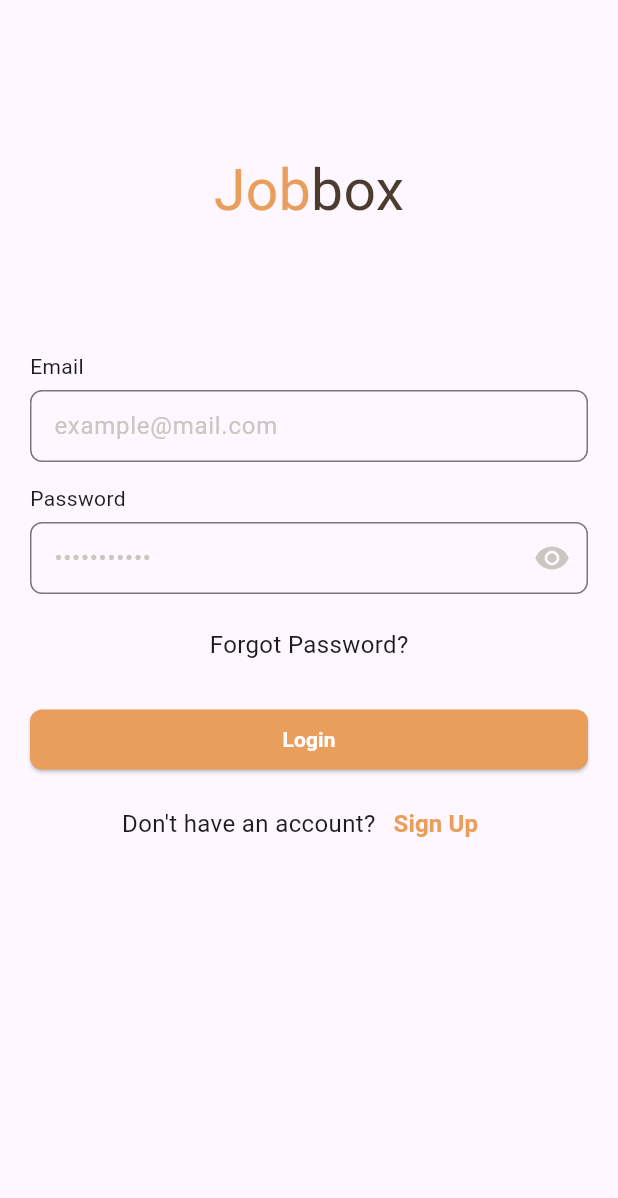
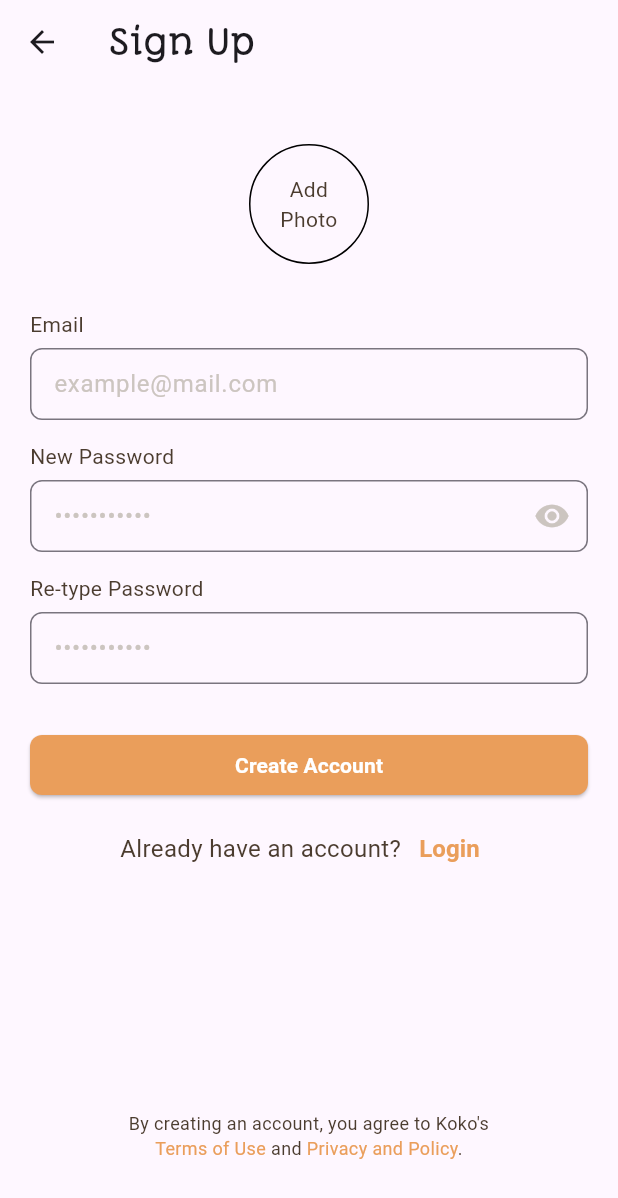
Before and after one commit to fauzipadlaw/job_search_ui, a Flutter app: the screen it shows after launch, after a tap on "Sign Up", on a phone screen of 412 x 824 dp. Shown: the top 1198 px of the screen. Run offline on Flutter 3.47's test engine with Material 3 defaults, Android fonts, the phone set to English and light mode, and no system bars.

Commit message:
add: signup page

```diff
--- /dev/null
+++ b/lib/components/signup_form.dart
@@ -0,0 +1,111 @@
+import 'package:flutter/material.dart';
+import 'package:job_search_ui/utils/colors.dart';
+
+class SignUpForm extends StatefulWidget {
+  const SignUpForm({super.key});
+
+  @override
+  State<SignUpForm> createState() => _SignUpFormState();
+}
+
+class _SignUpFormState extends State<SignUpForm> {
+  bool showPassword = false;
+
+  @override
+  Widget build(BuildContext context) {
+    return Padding(
+      padding: const EdgeInsets.symmetric(horizontal: 20),
+      child: Form(
+        child: Column(
+          crossAxisAlignment: CrossAxisAlignment.start,
+          children: [
+            const Text(
+              'Email',
+            ),
+            const SizedBox(
+              height: 6,
+            ),
+            SizedBox(
+              height: 50,
+              child: TextFormField(
+                decoration: InputDecoration(
+                  contentPadding: const EdgeInsets.only(top: 8, left: 12),
+                  hintText: "example@mail.com",
+                  hintStyle: const TextStyle(color: light),
+                  border: OutlineInputBorder(
+                    borderSide: const BorderSide(
+                      width: 1,
+                    ),
+                    borderRadius: BorderRadius.circular(8),
+                  ),
+                ),
+              ),
+            ),
+            const SizedBox(
+              height: 12,
+            ),
+            const Text(
+              'New Password',
+            ),
+            const SizedBox(
+              height: 6,
+            ),
+            SizedBox(
+              height: 50,
+              child: TextFormField(
+                obscureText: !showPassword,
+                decoration: InputDecoration(
+                    contentPadding: const EdgeInsets.only(top: 8, left: 12),
+                    hintText: "•••••••••••",
+                    hintStyle: const TextStyle(color: light),
+                    border: OutlineInputBorder(
+                      borderSide: const BorderSide(
+                        width: 1,
+                      ),
+                      borderRadius: BorderRadius.circular(8),
+                    ),
+                    suffixIcon: InkWell(
+                      onTap: () {
+                        setState(() {
+                          showPassword = !showPassword;
+                        });
+                      },
+                      child: Icon(
+                        showPassword ? Icons.visibility_off : Icons.visibility,
+                        color: light,
+                      ),
+                    )),
+              ),
+            ),
+            const SizedBox(
+              height: 12,
+            ),
+            const Text(
+              'Re-type Password',
+            ),
+            const SizedBox(
+              height: 6,
+            ),
+            SizedBox(
+              height: 50,
+              child: TextFormField(
+                obscureText: !showPassword,
+                decoration: InputDecoration(
+                  contentPadding: const EdgeInsets.only(top: 8, left: 12),
+                  hintText: "•••••••••••",
+                  hintStyle: const TextStyle(color: light),
+                  border: OutlineInputBorder(
+                    borderSide: const BorderSide(
+                      width: 1,
+                    ),
+                    borderRadius: BorderRadius.circular(8),
+                  ),
+                ),
+              ),
+            ),
+          ],
+        ),
+      ),
+    );
+  }
+}
--- a/lib/main.dart
+++ b/lib/main.dart
@@ -15,6 +15,7 @@ class MyApp extends StatelessWidget {
       title: 'Jobbox',
       theme: ThemeData(
         colorScheme: ColorScheme.fromSeed(seedColor: Colors.deepPurple),
+        textTheme: Theme.of(context).textTheme.apply(bodyColor: brown),
         useMaterial3: true,
         elevatedButtonTheme: ElevatedButtonThemeData(
           style: ButtonStyle(
--- a/lib/views/login.dart
+++ b/lib/views/login.dart
@@ -2,6 +2,7 @@ import 'package:flutter/material.dart';
 import 'package:job_search_ui/components/login_form.dart';
 import 'package:job_search_ui/components/logo.dart';
 import 'package:job_search_ui/utils/colors.dart';
+import 'package:job_search_ui/views/signup.dart';
 
 class Login extends StatelessWidget {
   const Login({super.key});
@@ -45,7 +46,12 @@ class Login extends StatelessWidget {
                   style: TextStyle(fontSize: 16),
                 ),
                 TextButton(
-                    onPressed: () => {},
+                    onPressed: () {
+                      Navigator.push(
+                        context,
+                        MaterialPageRoute(builder: (context) => const SignUp()),
+                      );
+                    },
                     child: const Text(
                       "Sign Up",
                       style: TextStyle(
--- /dev/null
+++ b/lib/views/signup.dart
@@ -0,0 +1,102 @@
+import 'package:flutter/material.dart';
+import 'package:job_search_ui/components/signup_form.dart';
+import 'package:job_search_ui/utils/colors.dart';
+
+class SignUp extends StatelessWidget {
+  const SignUp({super.key});
+
+  @override
+  Widget build(BuildContext context) {
+    return Scaffold(
+      appBar: AppBar(
+          title: const Text(
+        'Sign Up',
+        style: TextStyle(
+          fontFamily: 'Autour One',
+        ),
+      )),
+      body: SingleChildScrollView(
+        child: Column(
+          children: [
+            Center(
+              child: Container(
+                margin: const EdgeInsets.only(top: 40, bottom: 30),
+                height: 80,
+                width: 80,
+                alignment: Alignment.center,
+                decoration: BoxDecoration(
+                  borderRadius: BorderRadius.circular(100),
+                  border: Border.all(width: 1),
+                ),
+                child: const Text(
+                  'Add\nPhoto',
+                  textAlign: TextAlign.center,
+                ),
+              ),
+            ),
+            const Padding(
+              padding: EdgeInsets.only(bottom: 20.0),
+              child: SignUpForm(),
+            ),
+            Padding(
+              padding: const EdgeInsets.symmetric(horizontal: 20, vertical: 8),
+              child: SizedBox(
+                  width: double.infinity,
+                  child: ElevatedButton(
+                      onPressed: () => {},
+                      child: const Text(
+                        'Create Account',
+                        style: TextStyle(fontWeight: FontWeight.bold),
+                      ))),
+            ),
+            Row(
+              mainAxisAlignment: MainAxisAlignment.center,
+              children: [
+                const Text(
+                  'Already have an account?',
+                  style: TextStyle(fontSize: 16),
+                ),
+                TextButton(
+                  onPressed: () {
+                    Navigator.pop(context);
+                  },
+                  child: const Text(
+                    "Login",
+                    style: TextStyle(
+                        color: yellow,
+                        fontSize: 16,
+                        fontWeight: FontWeight.bold),
+                  ),
+                )
+              ],
+            ),
+            const Padding(
+              padding: EdgeInsets.only(top: 150, bottom: 20),
+              child: Text.rich(
+                  TextSpan(
+                    style: TextStyle(
+                      fontSize: 12,
+                    ),
+                    children: [
+                      TextSpan(
+                          text:
+                              "By creating an account, you agree to Koko's\n"),
+                      TextSpan(
+                        text: "Terms of Use",
+                        style: TextStyle(color: yellow),
+                      ),
+                      TextSpan(text: " and "),
+                      TextSpan(
+                          text: "Privacy and Policy",
+                          style: TextStyle(color: yellow)),
+                      TextSpan(text: "."),
+                    ],
+                  ),
+                  textAlign: TextAlign.center),
+            ),
+          ],
+        ),
+      ),
+    );
+  }
+}
```
